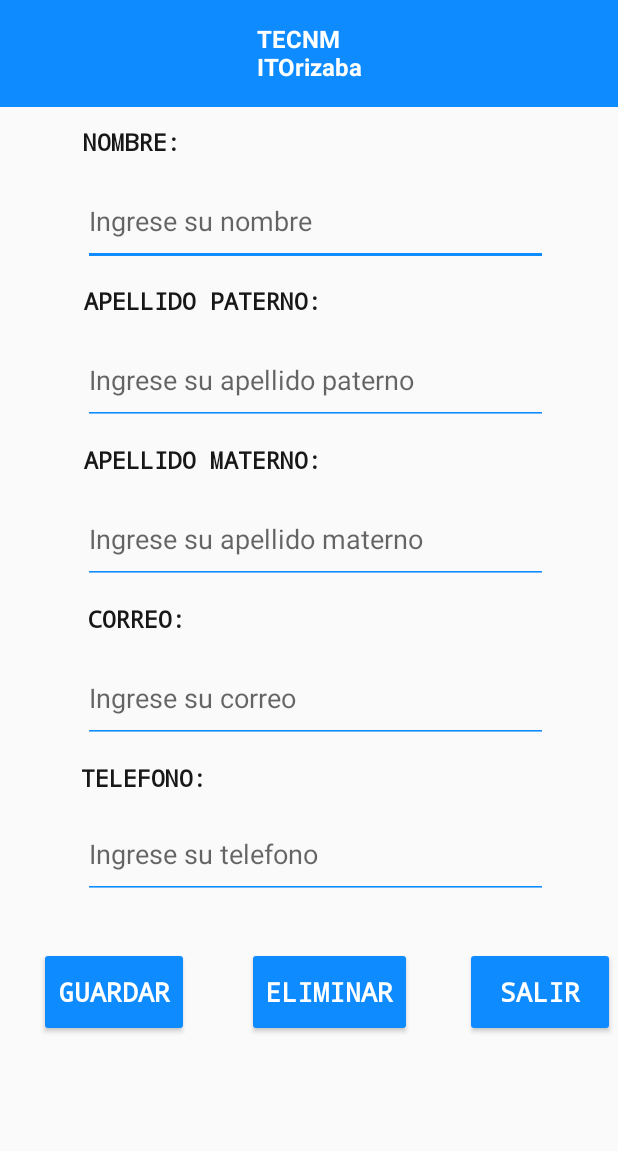
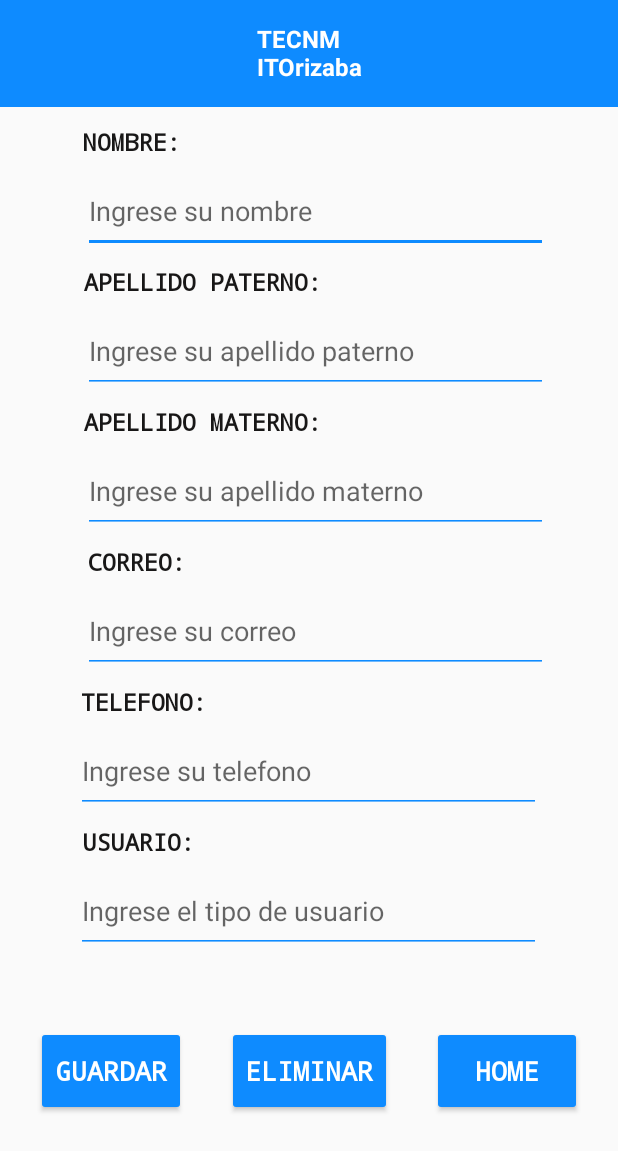
Before and after one commit to ivanfs20/AccesIto_App, an Android app built with Jetpack Compose: the DarAltaUsuarioActivity screen opened directly, with no data from a screen before it, on a phone screen of 412 x 824 dp. Shown: the top 1151 px of the screen. Run offline under Robolectric (Android 15) with nearby library versions, the phone set to English and light mode, and no system bars.

Commit message:
Cambios en la pantalla dar alta usuario y funcionalidad de botones

```diff
--- a/app/src/main/java/com/example/gui/administrador/ListaReportesAdministradorActivity.kt
+++ b/app/src/main/java/com/example/gui/administrador/ListaReportesAdministradorActivity.kt
@@ -61,7 +61,7 @@ class ListaReportesAdministradorActivity : AppCompatActivity() {
 
         // Botón Home
         findViewById<Button>(R.id.btnHomeReportAdmin).setOnClickListener {
-            startActivity(Intent(this, MainActivity::class.java))
+            finish()
         }
     }
     }
--- a/app/src/main/java/com/example/gui/seguridad/DarAltaUsuarioActivity.kt
+++ b/app/src/main/java/com/example/gui/seguridad/DarAltaUsuarioActivity.kt
@@ -7,6 +7,7 @@ import androidx.activity.enableEdgeToEdge
 import androidx.appcompat.app.AppCompatActivity
 import androidx.core.view.ViewCompat
 import androidx.core.view.WindowInsetsCompat
+import com.example.gui.MainActivity
 import com.example.gui.R
 import com.example.gui.visitante.IdentificacionVisitanteActivity
 
@@ -29,6 +30,11 @@ class DarAltaUsuarioActivity : AppCompatActivity() {
 
         //Botón para salir
         findViewById<Button>(R.id.btnSalir).setOnClickListener {
+            // Navega a la MainActivity, cerrando las actividades en la pila
+            val intent = Intent(this, MainActivity::class.java).apply {
+                flags = Intent.FLAG_ACTIVITY_CLEAR_TASK or Intent.FLAG_ACTIVITY_NEW_TASK
+            }
+            startActivity(intent)
             finish()
         }
     }
--- a/app/src/main/java/com/example/gui/seguridad/ListaReportesSeguridadActivity.kt
+++ b/app/src/main/java/com/example/gui/seguridad/ListaReportesSeguridadActivity.kt
@@ -41,7 +41,7 @@ class ListaReportesSeguridadActivity : AppCompatActivity() {
 
         // Botón Home
         findViewById<Button>(R.id.btnHomeReportSeguridad).setOnClickListener {
-            startActivity(Intent(this, MainActivity::class.java))
+            finish()
         }
     }
 }
--- a/app/src/main/java/com/example/gui/seguridad/UsuariosSeguridadActivity.kt
+++ b/app/src/main/java/com/example/gui/seguridad/UsuariosSeguridadActivity.kt
@@ -10,6 +10,7 @@ import androidx.core.view.ViewCompat
 import androidx.core.view.WindowInsetsCompat
 import androidx.recyclerview.widget.LinearLayoutManager
 import androidx.recyclerview.widget.RecyclerView
+import com.example.gui.MainActivity
 import com.example.gui.R
 import com.example.gui.administrador.usuariosAdministradorAdapter
 import com.example.gui.visitante.IdentificacionVisitanteActivity
@@ -45,6 +46,11 @@ class UsuariosSeguridadActivity : AppCompatActivity() {
         }
 
         findViewById<Button>(R.id.btnSalirSeguridad).setOnClickListener {
+            // Cierra toda la pila de actividades y regresa a MainActivity
+            val intent = Intent(this, MainActivity::class.java).apply {
+                flags = Intent.FLAG_ACTIVITY_CLEAR_TASK or Intent.FLAG_ACTIVITY_NEW_TASK
+            }
+            startActivity(intent)
             finish()
         }
     }
--- a/app/src/main/res/layout/dar_alta_usuario_admin_y_seguridad.xml
+++ b/app/src/main/res/layout/dar_alta_usuario_admin_y_seguridad.xml
@@ -56,8 +56,8 @@
     <EditText
         android:id="@+id/nombreEditText"
         android:layout_width="310dp"
-        android:layout_height="60dp"
-        android:layout_marginTop="12dp"
+        android:layout_height="55dp"
+        android:layout_marginTop="8dp"
         android:backgroundTint="#0e8bff"
         android:hint="Ingrese su nombre"
         android:inputType="text"
@@ -73,7 +73,7 @@
         android:id="@+id/apellPatLabel"
         android:layout_width="wrap_content"
         android:layout_height="wrap_content"
-        android:layout_marginTop="12dp"
+        android:layout_marginTop="8dp"
         android:fontFamily="monospace"
         android:text="APELLIDO PATERNO:"
         android:textAlignment="center"
@@ -88,8 +88,8 @@
     <EditText
         android:id="@+id/apePaternoEditText"
         android:layout_width="310dp"
-        android:layout_height="60dp"
-        android:layout_marginTop="12dp"
+        android:layout_height="55dp"
+        android:layout_marginTop="8dp"
         android:backgroundTint="#0e8bff"
         android:hint="Ingrese su apellido paterno"
         android:inputType="text"
@@ -105,7 +105,7 @@
         android:id="@+id/apellMatLabel"
         android:layout_width="wrap_content"
         android:layout_height="wrap_content"
-        android:layout_marginTop="12dp"
+        android:layout_marginTop="8dp"
         android:fontFamily="monospace"
         android:text="APELLIDO MATERNO:"
         android:textAlignment="center"
@@ -120,8 +120,8 @@
     <EditText
         android:id="@+id/apeMaternoEditText"
         android:layout_width="310dp"
-        android:layout_height="60dp"
-        android:layout_marginTop="12dp"
+        android:layout_height="55dp"
+        android:layout_marginTop="8dp"
         android:backgroundTint="#0e8bff"
         android:hint="Ingrese su apellido materno"
         android:inputType="text"
@@ -136,7 +136,7 @@
         android:id="@+id/correoLabel"
         android:layout_width="wrap_content"
         android:layout_height="wrap_content"
-        android:layout_marginTop="12dp"
+        android:layout_marginTop="8dp"
         android:fontFamily="monospace"
         android:text="CORREO:"
         android:textAlignment="center"
@@ -151,8 +151,8 @@
     <EditText
         android:id="@+id/correoEditText"
         android:layout_width="310dp"
-        android:layout_height="60dp"
-        android:layout_marginTop="12dp"
+        android:layout_height="55dp"
+        android:layout_marginTop="8dp"
         android:backgroundTint="#0e8bff"
         android:hint="Ingrese su correo"
         android:inputType="text"
@@ -166,7 +166,7 @@
         android:id="@+id/telefonoLabel"
         android:layout_width="wrap_content"
         android:layout_height="wrap_content"
-        android:layout_marginTop="12dp"
+        android:layout_marginTop="8dp"
         android:fontFamily="monospace"
         android:text="TELEFONO: "
         android:textAlignment="center"
@@ -179,47 +179,75 @@
         app:layout_constraintTop_toBottomOf="@+id/correoEditText" />
 
 
+    <TextView
+        android:id="@+id/usuarioLabel"
+        android:layout_width="wrap_content"
+        android:layout_height="wrap_content"
+        android:layout_marginTop="8dp"
+        android:fontFamily="monospace"
+        android:text="USUARIO: "
+        android:textAlignment="center"
+        android:textColor="#181717"
+        android:textSize="16sp"
+        android:textStyle="bold"
+        app:layout_constraintEnd_toEndOf="parent"
+        app:layout_constraintHorizontal_bias="0.018"
+        app:layout_constraintStart_toStartOf="@+id/telefonoEditText"
+        app:layout_constraintTop_toBottomOf="@+id/telefonoEditText" />
+
     <EditText
         android:id="@+id/telefonoEditText"
         android:layout_width="310dp"
-        android:layout_height="60dp"
-        android:layout_marginTop="44dp"
+        android:layout_height="55dp"
         android:backgroundTint="#0e8bff"
         android:hint="Ingrese su telefono"
         android:inputType="number"
         android:textColor="#000000"
+        android:layout_marginTop="8dp"
         app:layout_constraintEnd_toEndOf="parent"
-        app:layout_constraintHorizontal_bias="0.544"
+        app:layout_constraintHorizontal_bias="0.495"
         app:layout_constraintStart_toStartOf="parent"
-        app:layout_constraintTop_toBottomOf="@+id/correoEditText" />
+        app:layout_constraintTop_toBottomOf="@+id/telefonoLabel" />
+
+    <EditText
+        android:id="@+id/usuarioEditText"
+        android:layout_width="310dp"
+        android:layout_height="55dp"
+        android:layout_marginTop="8dp"
+        android:backgroundTint="#0e8bff"
+        android:hint="Ingrese el tipo de usuario"
+        android:inputType="number"
+        android:textColor="#000000"
+        app:layout_constraintEnd_toEndOf="parent"
+        app:layout_constraintHorizontal_bias="0.495"
+        app:layout_constraintStart_toStartOf="parent"
+        app:layout_constraintTop_toBottomOf="@+id/usuarioLabel" />
 
     <Button
         android:id="@+id/btnSalir"
         android:layout_width="100dp"
         android:layout_height="60dp"
-        android:layout_marginStart="33dp"
-        android:layout_marginTop="32dp"
+        android:layout_marginEnd="24dp"
+        android:layout_marginBottom="56dp"
+        android:layout_marginTop="24dp"
         android:backgroundTint="#0e8bff"
         android:fontFamily="monospace"
-        android:text="SALIR"
+        android:text="HOME"
         android:textAlignment="center"
         android:textColor="#FFFFFF"
         android:textSize="18sp"
         android:textStyle="bold"
         app:layout_constraintBottom_toBottomOf="parent"
         app:layout_constraintEnd_toEndOf="parent"
-        app:layout_constraintHorizontal_bias="0.5"
-        app:layout_constraintStart_toEndOf="@+id/btnEliminar"
-        app:layout_constraintTop_toBottomOf="@+id/telefonoEditText"
-        app:layout_constraintVertical_bias="0.0" />
+        app:layout_constraintTop_toBottomOf="@+id/usuarioEditText" />
 
     <Button
         android:id="@+id/btnEliminar"
         android:layout_width="110dp"
         android:layout_height="60dp"
-        android:layout_marginStart="36dp"
-        android:layout_marginTop="32dp"
+        android:layout_marginBottom="56dp"
         android:backgroundTint="#0e8bff"
+        android:layout_marginTop="24dp"
         android:fontFamily="monospace"
         android:text="ELIMINAR"
         android:textAlignment="center"
@@ -228,17 +256,16 @@
         android:textStyle="bold"
         app:layout_constraintBottom_toBottomOf="parent"
         app:layout_constraintEnd_toStartOf="@+id/btnSalir"
-        app:layout_constraintHorizontal_bias="0.5"
         app:layout_constraintStart_toEndOf="@+id/btnGuardar"
-        app:layout_constraintTop_toBottomOf="@+id/telefonoEditText"
-        app:layout_constraintVertical_bias="0.0" />
+        app:layout_constraintTop_toBottomOf="@+id/usuarioEditText" />
 
     <Button
         android:id="@+id/btnGuardar"
         android:layout_width="100dp"
         android:layout_height="60dp"
         android:layout_marginStart="24dp"
-        android:layout_marginTop="32dp"
+        android:layout_marginBottom="56dp"
+        android:layout_marginTop="24dp"
         android:backgroundTint="#0e8bff"
         android:fontFamily="monospace"
         android:text="GUARDAR"
@@ -247,10 +274,7 @@
         android:textSize="18sp"
         android:textStyle="bold"
         app:layout_constraintBottom_toBottomOf="parent"
-        app:layout_constraintEnd_toStartOf="@+id/btnEliminar"
-        app:layout_constraintHorizontal_bias="0.5"
         app:layout_constraintStart_toStartOf="parent"
-        app:layout_constraintTop_toBottomOf="@+id/telefonoEditText"
-        app:layout_constraintVertical_bias="0.0" />
+        app:layout_constraintTop_toBottomOf="@+id/usuarioEditText" />
 
 </androidx.constraintlayout.widget.ConstraintLayout>
--- a/app/src/main/res/layout/iniciarsesion.xml
+++ b/app/src/main/res/layout/iniciarsesion.xml
@@ -82,6 +82,7 @@
         android:layout_marginTop="8dp"
         android:backgroundTint="#0e8bff"
         android:hint="Ingrese su usuario"
+        android:fontFamily="monospace"
         android:inputType="text"
         android:textColor="#000000"
         app:layout_constraintEnd_toEndOf="parent"
```
Also changed, not shown: app/src/main/java/com/example/gui/administrador/AdministradorActivity.kt (+9 -1 lines), app/src/main/java/com/example/gui/administrador/DarAltaUsuarioAdminActivity.kt (+7 -2 lines), app/src/main/java/com/example/gui/administrador/SolicitudesInvitadosAdministradorActivity.kt (+6 -1 lines), app/src/main/java/com/example/gui/administrador/SolicitudesUsuariosAdministradorActivity.kt (+6 -2 lines), app/src/main/java/com/example/gui/administrador/generarReporteAdminActivity.kt (+8 -0 lines), app/src/main/java/com/example/gui/administrador/usuariosAdministradorActivity.kt (+8 -1 lines), app/src/main/java/com/example/gui/seguridad/SolicitudesInvitadosSeguridadActivity.kt (+6 -1 lines), app/src/main/java/com/example/gui/seguridad/SolicitudesUsuariosSeguridadActivity.kt (+7 -2 lines), app/src/main/java/com/example/gui/seguridad/generarReporteActivity.kt (+12 -0 lines), app/src/main/res/layout/activity_generar_reporte_admin.xml (+5 -9 lines).
